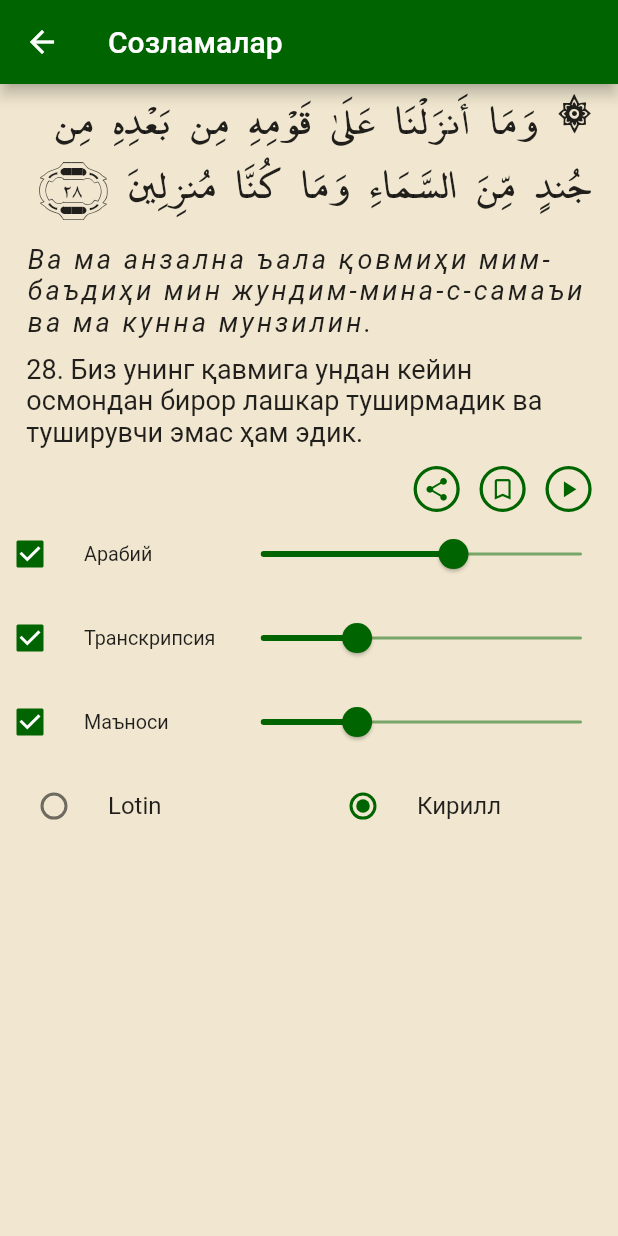
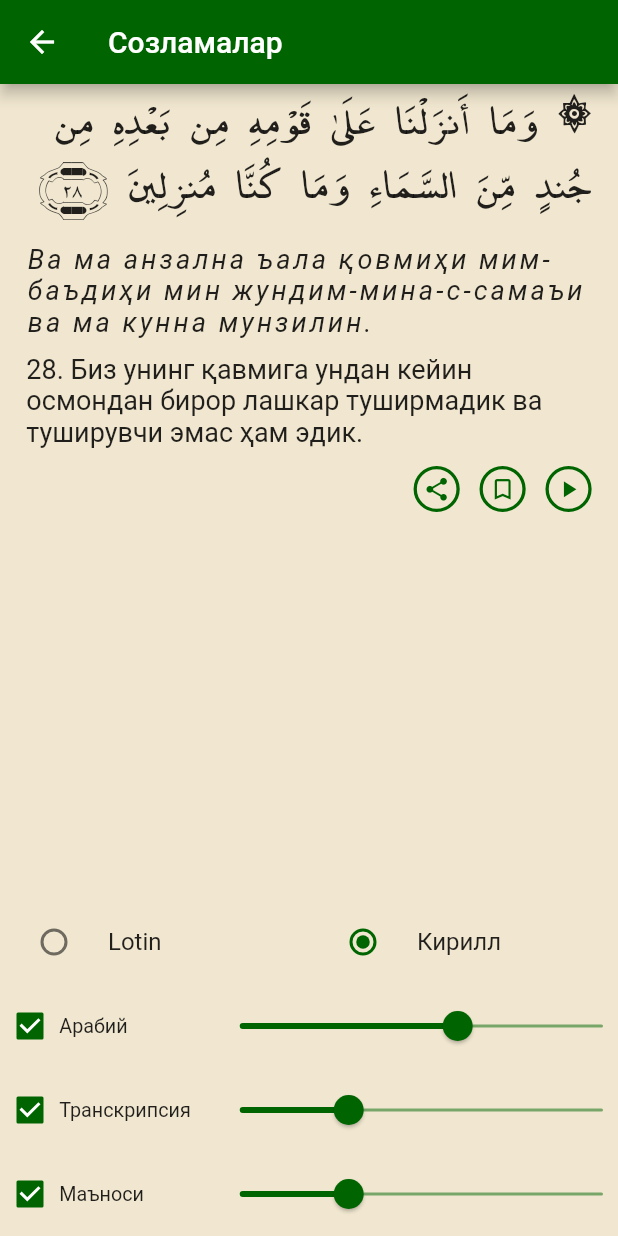
Before and after one commit to MirrikhSoftware/Yasin-flutter, a Flutter app: the SettingsScreen screen opened by its route, on a phone screen of 412 x 824 dp. Run offline on Flutter 3.47's test engine with Material 2 defaults, Android fonts, the phone set to English and light mode, and no system bars; our stand-ins replace audio_service, audioplayers, badges, bloc, cloud_firestore, connectivity_plus and 15 more; missing offline and left inert: on_click; accounts and stored records are empty.

```diff
--- a/lib/bloc/image/image_bloc.dart
+++ b/lib/bloc/image/image_bloc.dart
@@ -1,5 +1,3 @@
-
-
 import 'dart:async';
 import 'package:flutter_bloc/flutter_bloc.dart';
 import 'package:yaaseen/services/services.dart';
@@ -16,10 +14,6 @@ class ImageBloc extends Bloc<ImageEvent, ImageState> {
     ImageLoadedEvent event,
     Emitter emit,
   ) async {
-    if (event.url.startsWith('#')) {
-      emit(ImageFailedState(''));
-      return;
-    }
     emit(ImageLoadingState());
     try {
       String path = await ApiService.downloadFiles(event.url);
--- a/lib/core/theme/app_theme.dart
+++ b/lib/core/theme/app_theme.dart
@@ -34,6 +34,8 @@ class AppTheme {
               statusBarIconBrightness: Brightness.light)),
       sliderTheme: SliderThemeData(
           trackHeight: 2.h,
+          // trackShape: CustomTrackShape(),
+          overlayShape: SliderComponentShape.noOverlay,
           thumbColor: AppColors.green,
           activeTrackColor: AppColors.green,
           inactiveTrackColor: AppColors.green.withOpacity(.5),
@@ -52,13 +54,9 @@ class AppTheme {
         focusedBorder: _border,
         disabledBorder: _border,
       ),
-
       progressIndicatorTheme: ProgressIndicatorThemeData(
           color: AppColors.green,
-
-          linearTrackColor: AppColors.green.withOpacity(.36)
-        )
-      );
+          linearTrackColor: AppColors.green.withOpacity(.36)));
 
   ThemeData get indigo => ThemeData(
         // canvasColor: AppColors.background,
@@ -81,6 +79,24 @@ class AppTheme {
             thumbColor: MaterialStateProperty.all<Color>(AppColors.indigo)),
       );
 
-  UnderlineInputBorder get _border =>
-      const UnderlineInputBorder(borderSide: BorderSide.none);
+  UnderlineInputBorder get _border => const UnderlineInputBorder(
+        borderSide: BorderSide.none,
+      );
 }
+
+class CustomTrackShape extends RoundedRectSliderTrackShape {
+  @override
+  Rect getPreferredRect({
+    required RenderBox parentBox,
+    Offset offset = Offset.zero,
+    required SliderThemeData sliderTheme,
+    bool isEnabled = false,
+    bool isDiscrete = false,
+  }) {
+    final double trackHeight = sliderTheme.trackHeight ?? 0;
+    final double trackLeft = offset.dx;
+    final double trackTop = offset.dy + (parentBox.size.height - trackHeight) / 2;
+    final double trackWidth = parentBox.size.width;
+    return Rect.fromLTWH(trackLeft, trackTop, trackWidth, trackHeight);
+  }
+}
--- a/lib/models/news/news_model.dart
+++ b/lib/models/news/news_model.dart
@@ -1,3 +1,4 @@
+import 'package:cloud_firestore/cloud_firestore.dart';
 import 'package:yaaseen/core/components/app_packages.dart';
 import 'package:yaaseen/hive_helper/hive_helper.dart';
 
@@ -12,7 +13,7 @@ class NewsModel {
   @HiveField(2)
   String? _newsType;
   @HiveField(3)
-  String? _createdAt;
+  Timestamp? _createdAt;
   @HiveField(4)
   bool? _isActive;
   @HiveField(5)
@@ -26,7 +27,7 @@ class NewsModel {
     String? body,
     String? id,
     String? newsType,
-    String? createdAt,
+    Timestamp? createdAt,
     bool? isActive,
     List<String>? images,
     List<String>? shown,
@@ -53,15 +54,15 @@ class NewsModel {
     if (shown != null) {
       _shown = shown;
     }
-    if(title != null) {
-      _title =title;
+    if (title != null) {
+      _title = title;
     }
   }
 
   String? get body => _body;
   String? get id => _id;
   String? get newsType => _newsType;
-  String? get createdAt => _createdAt;
+  Timestamp? get createdAt => _createdAt;
   String? get title => _title;
   bool? get isActive => _isActive;
   List<String>? get images => _images;
--- a/lib/screens/news/news_details_screen.dart
+++ b/lib/screens/news/news_details_screen.dart
@@ -62,7 +62,7 @@ class _NewsDetailsScreenState extends State<NewsDetailsScreen> {
                       children: [
                         _setText(
                           _formatter
-                              .formatDate(DateTime.parse(news.createdAt!)),
+                              .formatDate(news.createdAt!.toDate()),
                         ),
                         const Spacer(),
                         const Icon(
--- a/lib/screens/news/news_screen.dart
+++ b/lib/screens/news/news_screen.dart
@@ -103,7 +103,7 @@ class _NewsScreenState extends State<NewsScreen> {
                   Row(
                     children: [
                       _setText(
-                        _formatter.formatDate(DateTime.parse(news.createdAt!)),
+                        _formatter.formatDate(news.createdAt!.toDate()),
                       ),
                       const Spacer(),
                       const Icon(
--- a/lib/screens/settings/settings_screen.dart
+++ b/lib/screens/settings/settings_screen.dart
@@ -27,13 +27,17 @@ class _SettingsScreenState extends State<SettingsScreen> {
       builder: (context, state) {
         return Scaffold(
           appBar: SimpleAppBar(title: AppStrings.settings.tr()),
-          body: ListView(
+          body: Column(
             children: [
-              VerseListTile(verse: _verse),
+              Expanded(
+                child: SingleChildScrollView(
+                  child: VerseListTile(verse: _verse),
+                ),
+              ),
+              _showLocale(),
               _setData(SizeType.arabic),
               _setData(SizeType.transcription),
               _setData(SizeType.meainig),
-              _showLocale(),
             ],
           ),
         );
--- a/lib/widgets/app_checkbox_list_tile.dart
+++ b/lib/widgets/app_checkbox_list_tile.dart
@@ -16,9 +16,13 @@ class AppCheckboxListTile extends StatelessWidget {
   Widget build(BuildContext context) {
     return CheckboxListTile(
       value: value,
-      title: Text(title, style: TextStyle(
-        fontSize: 12.sp
-      )),
+      title: Transform.translate(
+        offset:  Offset(-15.w, 0),
+        child: Text(
+          title,
+          style: TextStyle(fontSize: 12.sp),
+        ),
+      ),
       onChanged: onChanged,
       contentPadding: EdgeInsets.zero,
       controlAffinity: ListTileControlAffinity.leading,
```
Also changed, not shown: lib/widgets/app_drawer.dart (+19 -38 lines), lib/models/news/news_model.g.dart. Lines whose indentation alone changed are shown as unchanged.
